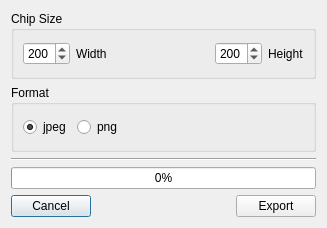
Qt form ddg/chip_dialog.ui (lu-sugar-tiger/DotDotGoose-fork) before a commit.
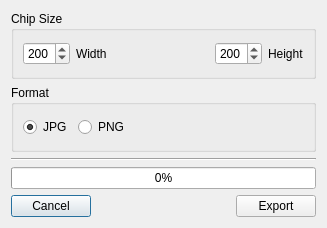
The same form after that commit. Icons and pictures are not drawn.

Commit message: Fix JPEG RGBA crash, rename format labels to JPG/PNG

What changed in the file:
```diff
--- a/ddg/chip_dialog.ui
+++ b/ddg/chip_dialog.ui
@@ -85,7 +85,7 @@
       <item>
        <widget class="QRadioButton" name="radioButtonJpeg">
         <property name="text">
-         <string>jpeg</string>
+         <string>JPG</string>
         </property>
         <property name="checked">
          <bool>true</bool>
@@ -95,7 +95,7 @@
       <item>
        <widget class="QRadioButton" name="radioButtonPng">
         <property name="text">
-         <string>png</string>
+         <string>PNG</string>
         </property>
        </widget>
       </item>
```
The commit also changes 1 other file.
